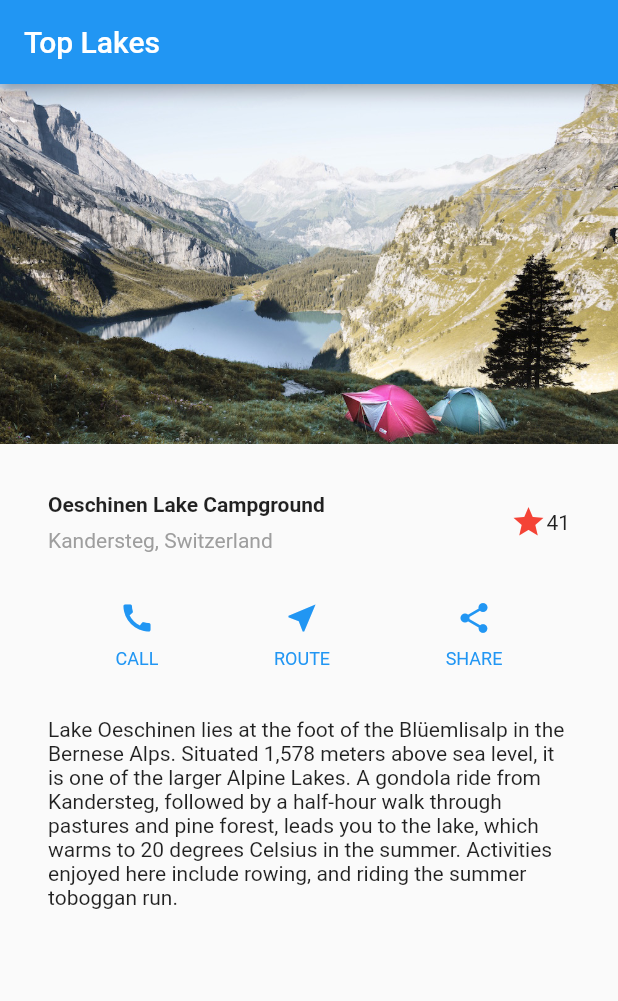
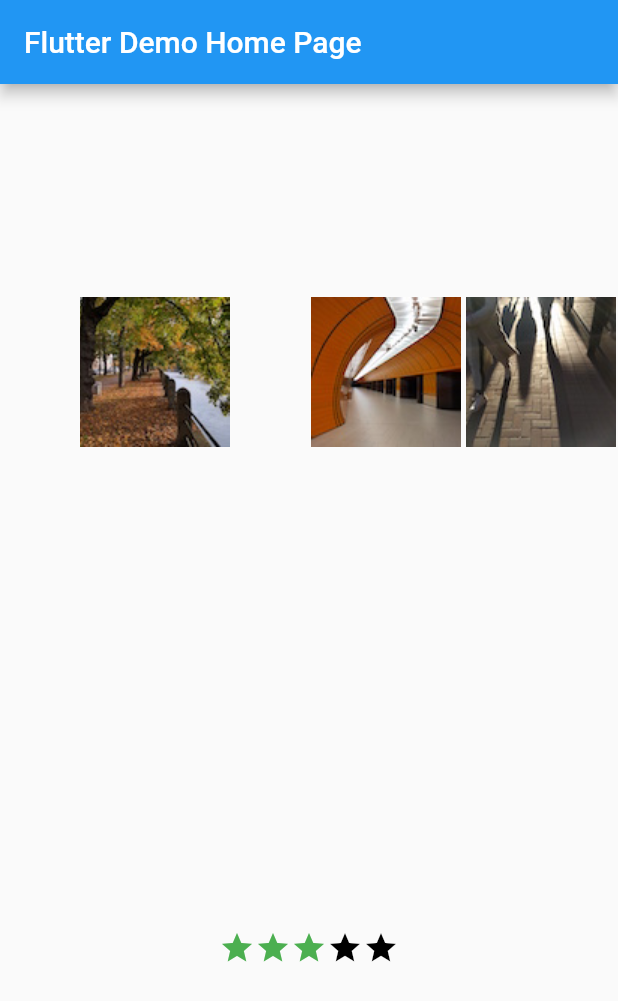
Before and after one commit to poxstone/flutter_app, a Flutter app: the screen it shows after launch, on a phone screen of 412 x 824 dp. Shown: the top 1001 px of the screen. Run offline on Flutter 3.47's test engine with Material 2 defaults, Android fonts, the phone set to English and light mode, and no system bars.

Commit message:
separe classes

```diff
--- /dev/null
+++ b/lib/MultipleWitgets.dart
@@ -0,0 +1,86 @@
+import 'package:flutter/material.dart';
+import 'package:flutter/rendering.dart' show debugPaintSizeEnabled;
+
+class MultipleWitgets extends StatelessWidget {
+  @override
+  Widget build(BuildContext context) {
+    return MaterialApp(
+      title: 'Flutter Demo',
+      theme: ThemeData(
+        primarySwatch: Colors.blue,
+      ),
+      home: MyHomePage(title: 'Flutter Demo Home Page'),
+    );
+  }
+}
+
+class MyHomePage extends StatefulWidget {
+  MyHomePage({Key key, this.title}) : super(key: key);
+
+  final String title;
+
+  @override
+  _MyHomePageState createState() => _MyHomePageState();
+}
+
+class _MyHomePageState extends State<MyHomePage> {
+  @override
+  Widget build(BuildContext context) {
+    return Scaffold(
+      appBar: AppBar(
+        title: Text(widget.title),
+      ),
+      body: Center(
+        child: Column(
+          children: [
+            Expanded(
+                child: Row(
+                    crossAxisAlignment: CrossAxisAlignment.center,
+                    mainAxisAlignment: MainAxisAlignment.end,
+                    mainAxisSize: MainAxisSize.min,
+                    children: [
+                  Expanded(
+                    flex: 2,
+                    child: Image.asset('images/pic2.jpg'),
+                  ),
+                  Expanded(
+                    child: Image.asset('images/pic3.jpg'),
+                  ),
+                  Expanded(
+                    child: Image.asset('images/pic1.jpg'),
+                  ),
+                ])),
+            Expanded(
+              child: Row(
+                mainAxisSize: MainAxisSize.min,
+                children: [
+                  Icon(Icons.star, color: Colors.green[500]),
+                  Icon(Icons.star, color: Colors.green[500]),
+                  Icon(Icons.star, color: Colors.green[500]),
+                  Icon(Icons.star, color: Colors.black),
+                  Icon(Icons.star, color: Colors.black),
+                ],
+              ),
+            ),
+          ],
+        ),
+      ),
+    );
+  }
+}
+
+class _MyHomePageState2 extends State<MyHomePage> {
+  @override
+  Widget build(BuildContext context) {
+    var packedRow = Row(
+      mainAxisSize: MainAxisSize.min,
+      children: [
+        Icon(Icons.star, color: Colors.green[500]),
+        Icon(Icons.star, color: Colors.green[500]),
+        Icon(Icons.star, color: Colors.green[500]),
+        Icon(Icons.star, color: Colors.black),
+        Icon(Icons.star, color: Colors.black),
+      ],
+    );
+  }
+}
--- a/lib/main.dart
+++ b/lib/main.dart
@@ -1,120 +1,11 @@
 import 'package:flutter/material.dart';
-// Uncomment lines 7 and 10 to view the visual layout at runtime.
-// import 'package:flutter/rendering.dart' show debugPaintSizeEnabled;
+import 'package:flutter/rendering.dart' show debugPaintSizeEnabled;
+
+
+import 'LayoutWithViewImagesIcons.dart';
+import 'MultipleWitgets.dart';
 
 void main() {
-  // debugPaintSizeEnabled = true;
-  runApp(MyApp());
+  debugPaintSizeEnabled = true;
+  runApp(MultipleWitgets());
 }
-
-class MyApp extends StatelessWidget {
-  @override
-  Widget build(BuildContext context) {
-    Widget titleSection = Container(
-      padding: const EdgeInsets.all(32.0),
-      child: Row(
-        children: [
-          Expanded(
-            /*1*/
-            child: Column(
-              crossAxisAlignment: CrossAxisAlignment.start,
-              children: [
-                /*2*/
-                Container(
-                  padding: const EdgeInsets.only(bottom: 8.0),
-                  child: Text(
-                    'Oeschinen Lake Campground',
-                    style: TextStyle(
-                      fontWeight: FontWeight.bold,
-                    ),
-                  ),
-                ),
-                Text(
-                  'Kandersteg, Switzerland',
-                  style: TextStyle(
-                    color: Colors.grey[500],
-                  ),
-                ),
-              ],
-            ),
-          ),
-          /*3*/
-          Icon(
-            Icons.star,
-            color: Colors.red[500],
-          ),
-          Text('41'),
-        ],
-      ),
-    );
-
-    Color color = Theme.of(context).primaryColor;
-
-    Widget buttonSection = Container(
-      child: Row(
-        mainAxisAlignment: MainAxisAlignment.spaceEvenly,
-        children: [
-          _buildButtonColumn(color, Icons.call, 'CALL'),
-          _buildButtonColumn(color, Icons.near_me, 'ROUTE'),
-          _buildButtonColumn(color, Icons.share, 'SHARE'),
-        ],
-      ),
-    );
-
-    Widget textSection = Container(
-      padding: const EdgeInsets.all(32.0),
-      child: Text(
-        'Lake Oeschinen lies at the foot of the Blüemlisalp in the Bernese '
-            'Alps. Situated 1,578 meters above sea level, it is one of the '
-            'larger Alpine Lakes. A gondola ride from Kandersteg, followed by a '
-            'half-hour walk through pastures and pine forest, leads you to the '
-            'lake, which warms to 20 degrees Celsius in the summer. Activities '
-            'enjoyed here include rowing, and riding the summer toboggan run.',
-        softWrap: true,
-      ),
-    );
-
-    return MaterialApp(
-      title: 'Flutter Layout Demo',
-      home: Scaffold(
-        appBar: AppBar(
-          title: Text('Top Lakes'),
-        ),
-        body: ListView(
-          children: [
-            Image.asset(
-              'images/lake.jpg',
-              width: 600.0,
-              height: 240.0,
-              fit: BoxFit.cover,
-            ),
-            titleSection,
-            buttonSection,
-            textSection,
-          ],
-        ),
-      ),
-    );
-  }
-}
-
-Column _buildButtonColumn(Color color, IconData icon, String label) {
-  return Column(
-    mainAxisSize: MainAxisSize.min,
-    mainAxisAlignment: MainAxisAlignment.center,
-    children: [
-      Icon(icon, color: color),
-      Container(
-        margin: const EdgeInsets.only(top: 8.0),
-        child: Text(
-          label,
-          style: TextStyle(
-            fontSize: 12.0,
-            fontWeight: FontWeight.w400,
-            color: color,
-          ),
-        ),
-      ),
-    ],
-  );
-}
--- a/pubspec.yaml
+++ b/pubspec.yaml
@@ -38,6 +38,9 @@ flutter:
   uses-material-design: true
   assets:
     - images/lake.jpg
+    - images/pic1.jpg
+    - images/pic2.jpg
+    - images/pic3.jpg
 
   # To add assets to your application, add an assets section, like this:
   # assets:
```
Also changed, not shown: lib/LayoutWithViewImagesIcons.dart (added, +114 -0 lines), images/pic1.jpg (added), images/pic2.jpg (added), images/pic3.jpg (added).
